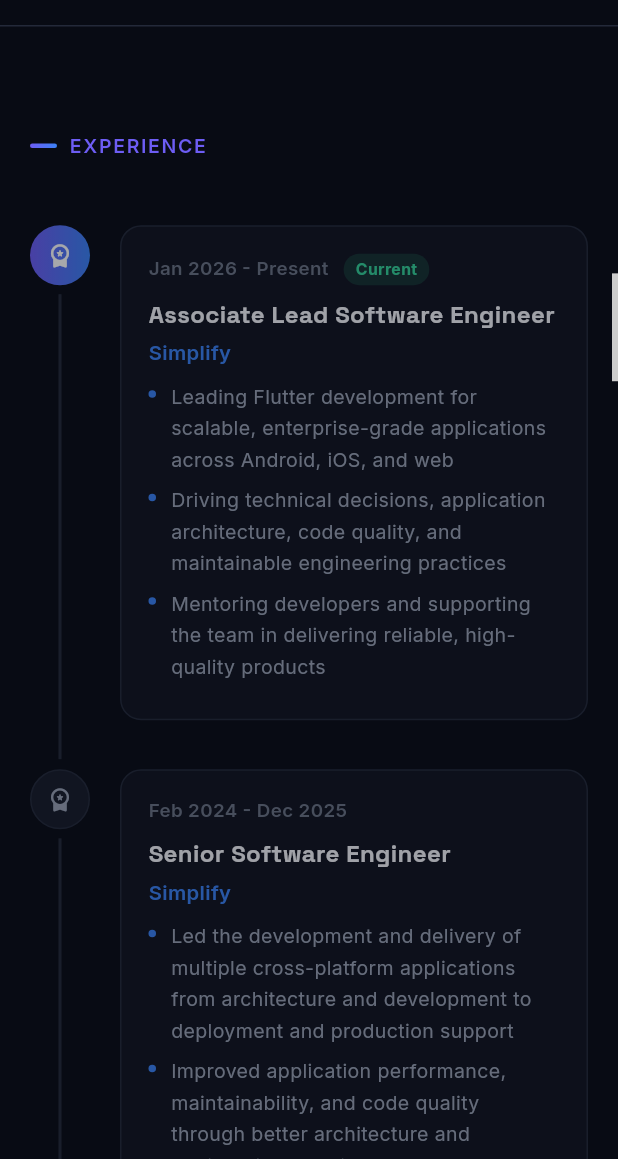
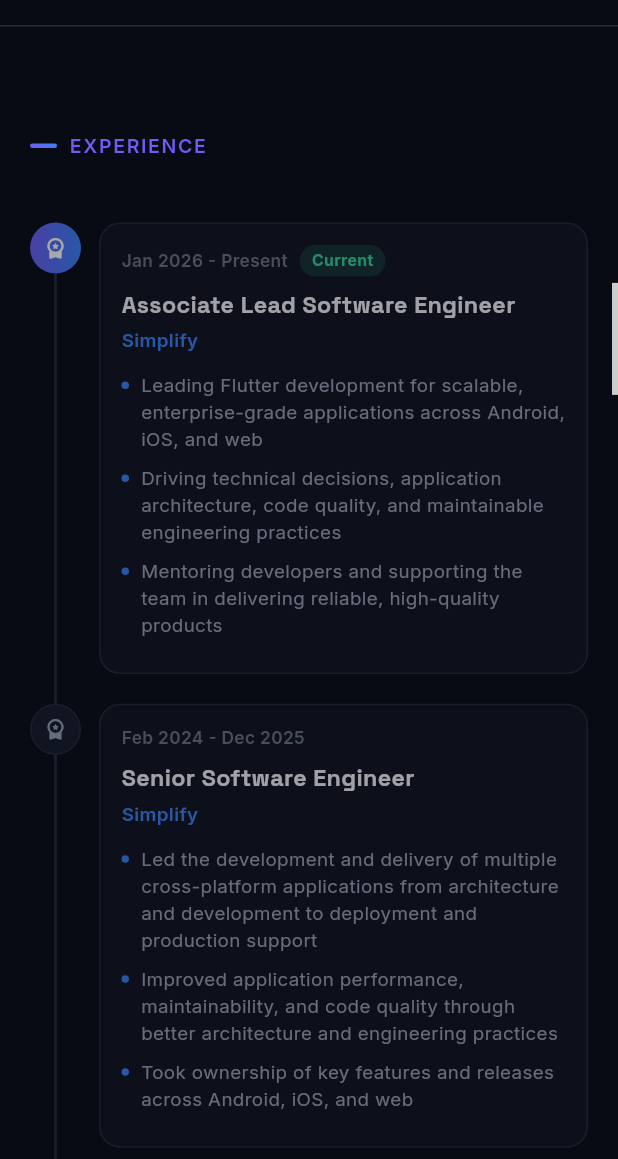
Before and after one commit to prabhunath111/imprabhu, a Flutter app: the screen it shows after launch, scrolled down 1728 dp, on a phone screen of 412 x 824 dp, the part 77-1236 px from its top. Run offline on Flutter 3.47's test engine with Material 3 defaults, Android fonts, the phone set to English and light mode, and no system bars; our stand-ins replace google_fonts.

Commit message:
Improve mobile responsiveness and layout in experience section

```diff
--- a/lib/sections/experience_section.dart
+++ b/lib/sections/experience_section.dart
@@ -67,36 +67,47 @@ class _TimelineTile extends StatelessWidget {
   Widget build(BuildContext context) {
     final width = MediaQuery.of(context).size.width;
     final mobile = isMobile(width);
+    final iconSize = mobile ? 34.0 : 40.0;
+    final spacing = mobile ? 12.0 : 20.0;
 
-    return IntrinsicHeight(
+    return Stack(
+      children: [
+        if (!isLast)
+          Positioned(
+            top: iconSize,
+            bottom: 0,
+            left: (iconSize / 2) - 1,
+            child: Container(
+              width: 2,
+              color: AppColors.border,
+            ),
+          ),
+        Padding(
+          padding: EdgeInsets.only(bottom: isLast ? 0 : (mobile ? 20 : 32)),
           child: Row(
             crossAxisAlignment: CrossAxisAlignment.start,
             children: [
-          Column(
-            children: [
               Container(
-                width: 40,
-                height: 40,
+                width: iconSize,
+                height: iconSize,
                 decoration: BoxDecoration(
                   gradient: job.current ? AppColors.primaryGradient : null,
                   color: job.current ? null : AppColors.surfaceLight,
                   shape: BoxShape.circle,
-                  border: Border.all(color: job.current ? Colors.transparent : AppColors.border),
+                  border: Border.all(
+                    color: job.current ? Colors.transparent : AppColors.border,
                   ),
-                child: Icon(job.icon, size: 18, color: job.current ? Colors.white : AppColors.textSecondary),
                 ),
-              if (!isLast)
+                child: Icon(
+                  job.icon,
+                  size: mobile ? 16 : 18,
+                  color: job.current ? Colors.white : AppColors.textSecondary,
+                ),
+              ),
+              SizedBox(width: spacing),
               Expanded(
-                  child: Container(width: 2, color: AppColors.border, margin: const EdgeInsets.symmetric(vertical: 6)),
-                ),
-            ],
-          ),
-          const SizedBox(width: 20),
-          Expanded(
-            child: Padding(
-              padding: EdgeInsets.only(bottom: isLast ? 0 : 32),
                 child: Container(
-                padding: const EdgeInsets.all(18),
+                  padding: EdgeInsets.all(mobile ? 14 : 18),
                   decoration: BoxDecoration(
                     color: AppColors.surface,
                     borderRadius: BorderRadius.circular(14),
@@ -104,67 +115,106 @@ class _TimelineTile extends StatelessWidget {
                   ),
                   child: Column(
                     crossAxisAlignment: CrossAxisAlignment.start,
+                    mainAxisSize: MainAxisSize.min,
                     children: [
                       Wrap(
-                      spacing: 10,
+                        spacing: 8,
                         runSpacing: 6,
                         crossAxisAlignment: WrapCrossAlignment.center,
                         children: [
-                        Text(job.period,
+                          Text(
+                            job.period,
                             style: GoogleFonts.inter(
-                                color: AppColors.textMuted, fontSize: 12.5, fontWeight: FontWeight.w600)),
+                              color: AppColors.textMuted,
+                              fontSize: mobile ? 11.5 : 12.5,
+                              fontWeight: FontWeight.w600,
+                            ),
+                          ),
                           if (job.current)
                             Container(
-                            padding: const EdgeInsets.symmetric(horizontal: 8, vertical: 3),
+                              padding: const EdgeInsets.symmetric(
+                                horizontal: 8,
+                                vertical: 3,
+                              ),
                               decoration: BoxDecoration(
                                 color: AppColors.success.withValues(alpha: 0.15),
                                 borderRadius: BorderRadius.circular(20),
                               ),
-                            child: Text('Current',
+                              child: Text(
+                                'Current',
                                 style: GoogleFonts.inter(
-                                    color: AppColors.success, fontSize: 10.5, fontWeight: FontWeight.w700)),
+                                  color: AppColors.success,
+                                  fontSize: 10.5,
+                                  fontWeight: FontWeight.w700,
+                                ),
+                              ),
                             ),
                         ],
                       ),
                       const SizedBox(height: 8),
-                    Text(job.title,
+                      Text(
+                        job.title,
                         style: GoogleFonts.spaceGrotesk(
-                            color: AppColors.textPrimary, fontSize: mobile ? 16 : 18, fontWeight: FontWeight.w700)),
+                          color: AppColors.textPrimary,
+                          fontSize: mobile ? 15.5 : 18,
+                          fontWeight: FontWeight.w700,
+                        ),
+                      ),
                       const SizedBox(height: 4),
-                    Text(job.company,
+                      Text(
+                        job.company,
                         style: GoogleFonts.inter(
-                            color: AppColors.secondary, fontSize: 13.5, fontWeight: FontWeight.w600)),
-                    const SizedBox(height: 10),
+                          color: AppColors.secondary,
+                          fontSize: mobile ? 12.5 : 13.5,
+                          fontWeight: FontWeight.w600,
+                        ),
+                      ),
+                      const SizedBox(height: 12),
                       Column(
-                      children: job.points.map((point) => Padding(
-                        padding: const EdgeInsets.only(bottom: 6),
+                        crossAxisAlignment: CrossAxisAlignment.start,
+                        children: job.points
+                            .map((point) => Padding(
+                                  padding: const EdgeInsets.only(bottom: 8),
                                   child: Row(
                                     crossAxisAlignment: CrossAxisAlignment.start,
                                     children: [
                                       Padding(
-                              padding: const EdgeInsets.only(top: 6, right: 10),
+                                        padding: const EdgeInsets.only(
+                                          top: 6,
+                                          right: 8,
+                                        ),
                                         child: Container(
                                           width: 5,
                                           height: 5,
-                                decoration: const BoxDecoration(color: AppColors.secondary, shape: BoxShape.circle),
+                                          decoration: const BoxDecoration(
+                                            color: AppColors.secondary,
+                                            shape: BoxShape.circle,
+                                          ),
                                         ),
                                       ),
                                       Expanded(
-                              child: Text(point,
-                                  style: AppText.body.copyWith(fontSize: 13),
-                                  softWrap: true),
+                                        child: Text(
+                                          point,
+                                          style: AppText.body.copyWith(
+                                            fontSize: mobile ? 12.5 : 13.5,
+                                            height: 1.4,
+                                          ),
+                                          softWrap: true,
+                                        ),
                                       ),
                                     ],
                                   ),
-                      )).toList(),
+                                ))
+                            .toList(),
                       ),
                     ],
                   ),
                 ),
               ),
+            ],
+          ),
         ),
       ],
-      ),
     );
   }
 }
```
Lines whose indentation alone changed are shown as unchanged.
